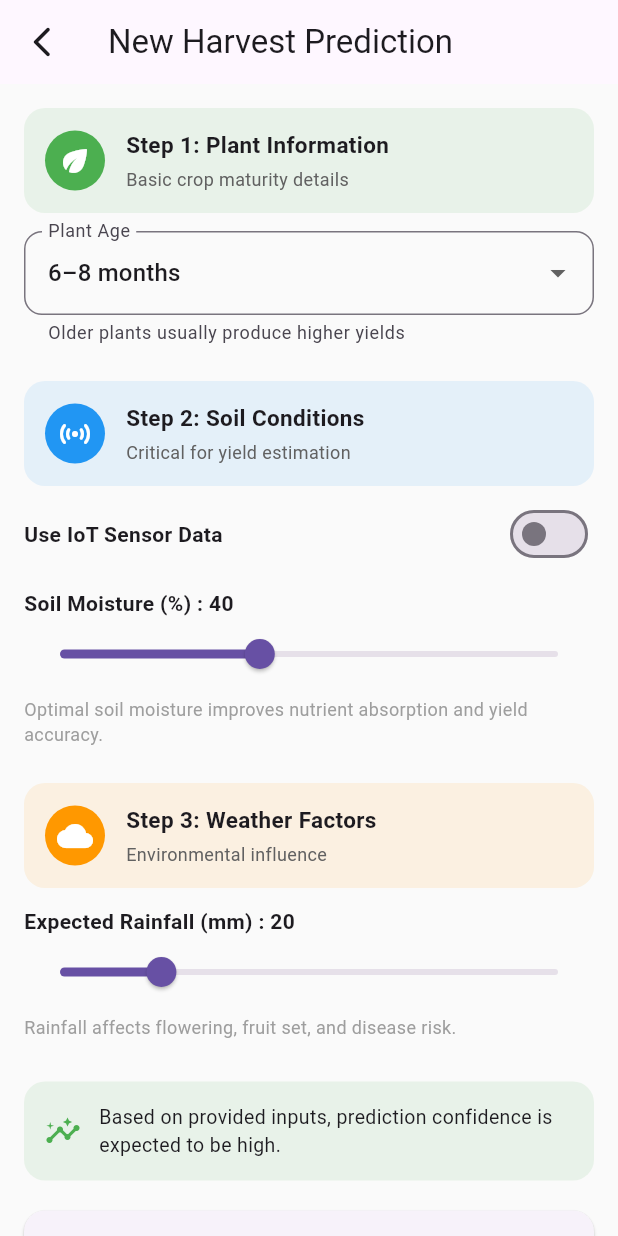
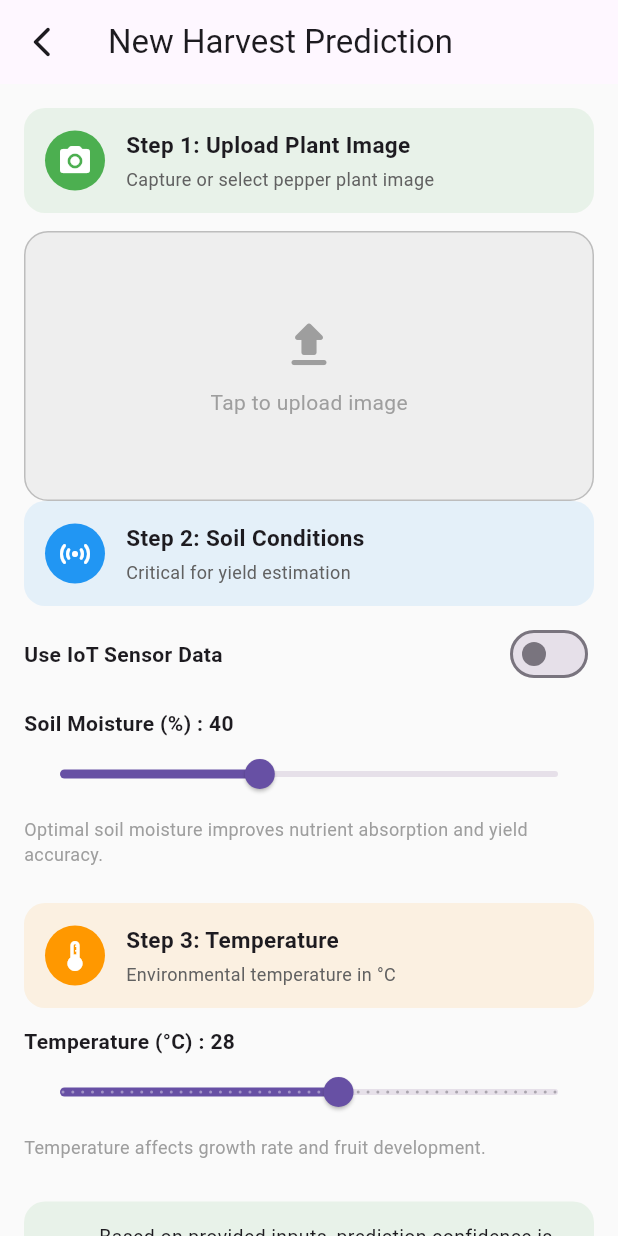
Before and after one commit to JanudiAdhikari/Research-Project, a Flutter app: the NewPredictionScreen screen opened directly, on a phone screen of 412 x 824 dp. Run offline on Flutter 3.47's test engine with Material 3 defaults, Android fonts, the phone set to English and light mode, and no system bars; our stand-ins replace camera, cloud_firestore, firebase_auth, firebase_core, firebase_storage, fl_chart and 6 more; missing offline and left inert: mobile_scanner; accounts and stored records are empty; Roboto replaces fonts that are missing (Poppins).

```diff
--- a/mobile-app/lib/features/yield_prediction/screens/harvest_prediction_dashboard.dart
+++ b/mobile-app/lib/features/yield_prediction/screens/harvest_prediction_dashboard.dart
@@ -208,10 +208,10 @@ class _HarvestPredictionDashboardState extends State<HarvestPredictionDashboard>
       spacing: 12,
       runSpacing: 12,
       children: [
-        _summaryCard("Predictions", "18", Icons.analytics_rounded, Colors.blue),
-        _summaryCard("Avg Yield", "820 kg", Icons.trending_up_rounded, Colors.green),
-        _summaryCard("Best Yield", "940 kg", Icons.star_rounded, Colors.amber),
-        _summaryCard("Last Run", "Jan 14", Icons.schedule_rounded, Colors.purple),
+        _summaryCard("Predictions", "5", Icons.analytics_rounded, Colors.blue),
+        _summaryCard("Avg Yield", "35 kg", Icons.trending_up_rounded, Colors.green),
+        _summaryCard("Best Yield", "41 kg", Icons.star_rounded, Colors.amber),
+        _summaryCard("Last Run", "Jan 6th", Icons.schedule_rounded, Colors.purple),
       ],
     );
   }
--- a/mobile-app/lib/features/yield_prediction/screens/new_prediction_screen.dart
+++ b/mobile-app/lib/features/yield_prediction/screens/new_prediction_screen.dart
@@ -1,5 +1,7 @@
 import 'package:flutter/material.dart';
 import '../screens/prediction_result_screen.dart';
+import 'dart:io';
+import 'package:image_picker/image_picker.dart';
 
 class NewPredictionScreen extends StatefulWidget {
   const NewPredictionScreen({super.key});
@@ -12,7 +14,9 @@ class _NewPredictionScreenState extends State<NewPredictionScreen> {
   final _formKey = GlobalKey<FormState>();
 
   double soilMoisture = 40;
-  double rainfall = 20;
+ double temperature = 28;
+ File? selectedImage;
+final ImagePicker _picker = ImagePicker();
   String plantAge = "6–8 months";
   bool useIoT = false;
 
@@ -33,15 +37,45 @@ class _NewPredictionScreenState extends State<NewPredictionScreen> {
           padding: const EdgeInsets.all(16),
           children: [
             _stepHeader(
-              icon: Icons.eco_rounded,
-              title: "Step 1: Plant Information",
-              subtitle: "Basic crop maturity details",
+  icon: Icons.camera_alt_rounded,
+  title: "Step 1: Upload Plant Image",
+  subtitle: "Capture or select pepper plant image",
   color: Colors.green,
 ),
+
 const SizedBox(height: 12),
-            _dropdownField(),
 
-            const SizedBox(height: 24),
+GestureDetector(
+  onTap: _pickImage,
+  child: Container(
+    height: 180,
+    width: double.infinity,
+    decoration: BoxDecoration(
+      color: Colors.grey[200],
+      borderRadius: BorderRadius.circular(16),
+      border: Border.all(color: Colors.grey.shade400),
+      image: selectedImage != null
+          ? DecorationImage(
+              image: FileImage(selectedImage!),
+              fit: BoxFit.cover,
+            )
+          : null,
+    ),
+    child: selectedImage == null
+        ? const Center(
+            child: Column(
+              mainAxisAlignment: MainAxisAlignment.center,
+              children: [
+                Icon(Icons.upload_rounded, size: 40, color: Colors.grey),
+                SizedBox(height: 8),
+                Text("Tap to upload image",
+                    style: TextStyle(color: Colors.grey)),
+              ],
+            ),
+          )
+        : null,
+  ),
+),
 
             _stepHeader(
               icon: Icons.sensors_rounded,
@@ -67,25 +101,26 @@ class _NewPredictionScreenState extends State<NewPredictionScreen> {
             ),
 
             const SizedBox(height: 24),
-
 _stepHeader(
-              icon: Icons.cloud_rounded,
-              title: "Step 3: Weather Factors",
-              subtitle: "Environmental influence",
+  icon: Icons.thermostat_rounded,
+  title: "Step 3: Temperature",
+  subtitle: "Environmental temperature in °C",
   color: Colors.orange,
 ),
 
 const SizedBox(height: 12),
 
 _sliderField(
-              label: "Expected Rainfall (mm)",
-              value: rainfall,
-              max: 100,
-              onChanged: (v) => setState(() => rainfall = v),
+  label: "Temperature (°C)",
+  value: temperature,
+  max: 50,
+  onChanged: (v) => setState(() => temperature = v),
 ),
+
 _infoText(
-              "Rainfall affects flowering, fruit set, and disease risk.",
+  "Temperature affects growth rate and fruit development.",
 ),
+
 
             const SizedBox(height: 28),
 
@@ -107,16 +142,26 @@ class _NewPredictionScreenState extends State<NewPredictionScreen> {
                   ),
                 ),
                onPressed: () {
+  if (selectedImage == null) {
+    ScaffoldMessenger.of(context).showSnackBar(
+      const SnackBar(content: Text("Please upload a plant image")),
+    );
+    return;
+  }
+
   Navigator.push(
     context,
     MaterialPageRoute(
       builder: (_) => PredictionResultScreen(
-                        predictedYield: 850,
+        predictedYield: 0, // placeholder until backend is connected
         soilMoisture: soilMoisture,
+        temperature: temperature,
+        imageFile: selectedImage!,
       ),
     ),
   );
 },
+
               ),
             ),
           ],
@@ -253,4 +298,13 @@ class _NewPredictionScreenState extends State<NewPredictionScreen> {
       ),
     );
   }
+  Future<void> _pickImage() async {
+  final XFile? image = await _picker.pickImage(source: ImageSource.gallery);
+
+  if (image != null) {
+    setState(() {
+      selectedImage = File(image.path);
+    });
   }
+}
+}
```
Also changed, not shown: mobile-app/lib/features/yield_prediction/screens/prediction_result_screen.dart (+77 -22 lines), mobile-app/lib/features/yield_prediction/screens/xai_insights_screen.dart (added, +197 -0 lines). Lines whose indentation alone changed are shown as unchanged.
